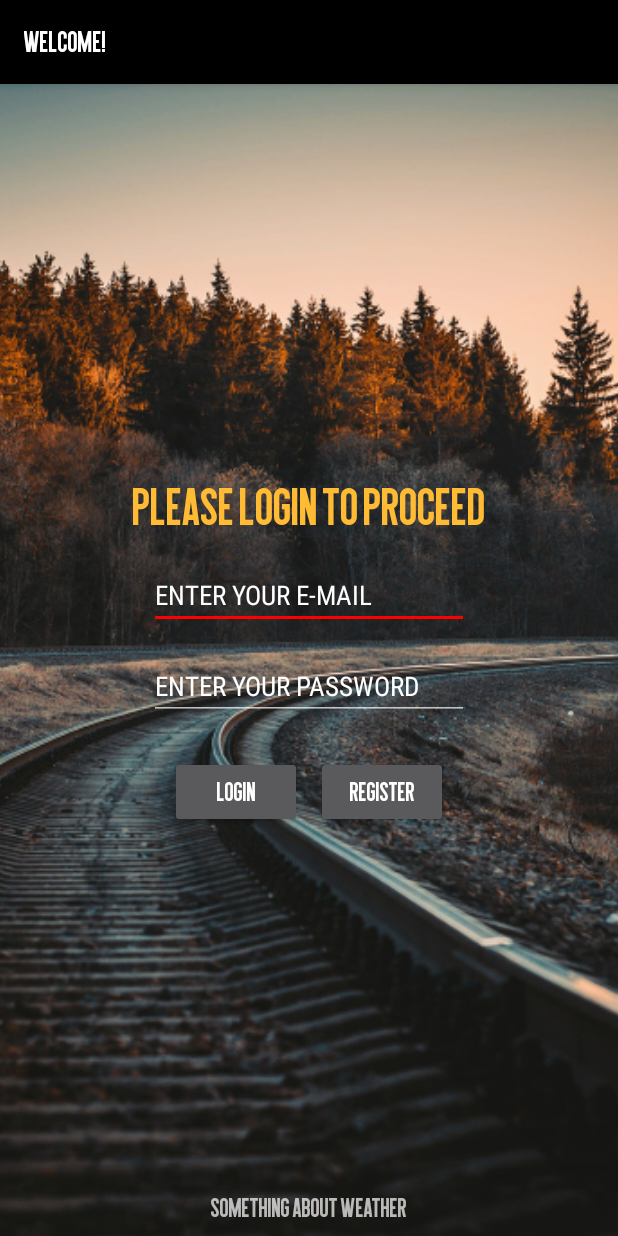
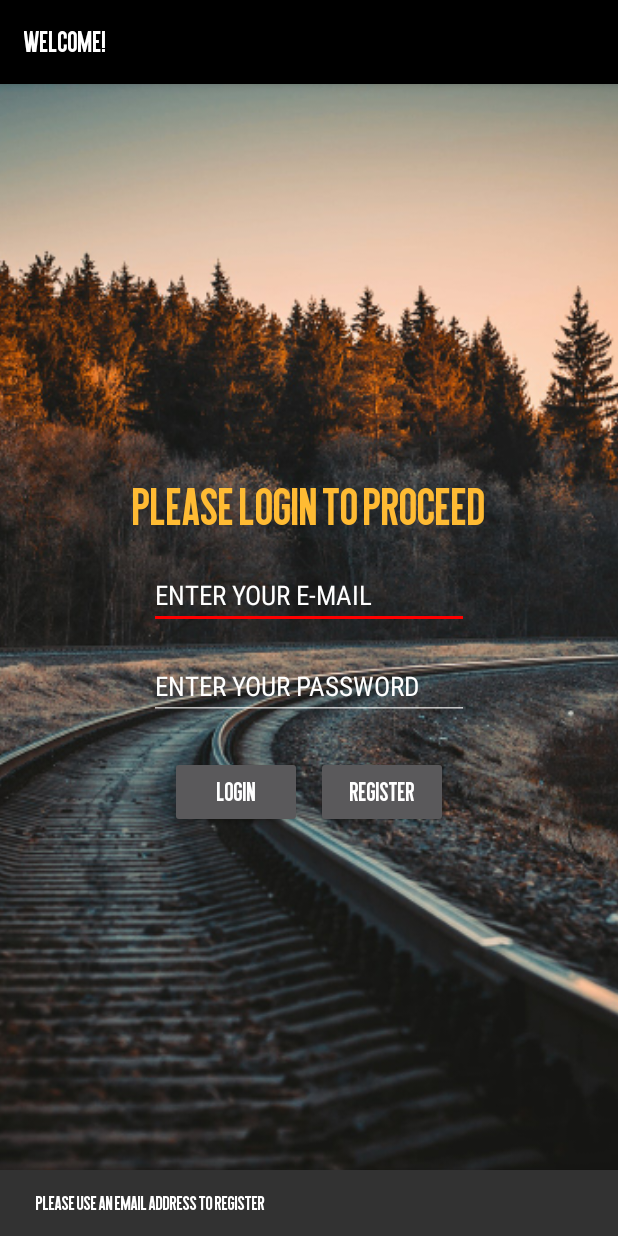
Before and after one commit to Gubbsy/SOFT254_Weather_App, an Android app: the screen it shows after launch (MainActivity), after a tap on "REGISTER", on a phone screen of 412 x 824 dp. Run offline under Robolectric (Android 15) with nearby library versions, the phone set to English and light mode, and no system bars; our stand-ins replace Firebase (no records; nobody signed in at launch, a user with empty details on screens opened directly); 1 other tap on this screen came first.

Commit message:
Lots of change
- Added Snackbar when logging in with wrong password and registering with invalid data
- Output different message when registering with existing account or non-email username
- Added error sound to be played on above situations

```diff
--- a/app/src/main/java/com/example/alee7/soft254_weather_app/frontend/MainActivity.java
+++ b/app/src/main/java/com/example/alee7/soft254_weather_app/frontend/MainActivity.java
@@ -21,6 +21,9 @@ import com.google.android.gms.tasks.OnCompleteListener;
 import com.google.android.gms.tasks.Task;
 import com.google.firebase.auth.AuthResult;
 import com.google.firebase.auth.FirebaseAuth;
+
+import java.util.regex.Matcher;
+import java.util.regex.Pattern;
 
 public class MainActivity extends AppCompatActivity implements View.OnClickListener{
 
@@ -81,9 +84,7 @@ public class MainActivity extends AppCompatActivity implements View.OnClickListe
         //Prevent crash due to submission with empty String of textEmail and textPsw
         try{
             (firebaseAuth.signInWithEmailAndPassword(textEmail.getText().toString().trim(), textPsw.getText().toString().trim()))
-                    .addOnCompleteListener(new OnCompleteListener<AuthResult>() {
-                        @Override
-                        public void onComplete(@NonNull Task<AuthResult> task) {
+                    .addOnCompleteListener(task -> {
 
                         //Close the Progress Dialog
                         progressDialog.dismiss();
@@ -91,7 +92,17 @@ public class MainActivity extends AppCompatActivity implements View.OnClickListe
                         //Switch activity once logged in successfully
                         if (task.isSuccessful()) {
                             startActivity(new Intent(MainActivity.this, LoggedInActivity.class));
-                            }
+                        }else{
+
+                            //play the error sound
+                            PlaySound(R.raw.error);
+
+                            //Play the shake animation on both EdteText
+                            textEmail.startAnimation(AnimationUtils.loadAnimation(MainActivity.this, R.anim.shake));
+                            textPsw.startAnimation(AnimationUtils.loadAnimation(MainActivity.this, R.anim.shake));
+
+                            //Make a Snackbar to notify user
+                            Snackbar.make(findViewById(android.R.id.content), R.string.wrongLogin, Snackbar.LENGTH_SHORT).show();
                         }
                     });
 
@@ -122,9 +133,7 @@ public class MainActivity extends AppCompatActivity implements View.OnClickListe
         //Prevent crash due to submission with empty String of textEmail and textPsw
         try{
             (firebaseAuth.createUserWithEmailAndPassword(textEmail.getText().toString().trim(), textPsw.getText().toString().trim()))
-                    .addOnCompleteListener(new OnCompleteListener<AuthResult>() {
-                        @Override
-                        public void onComplete(@NonNull Task<AuthResult> task) {
+                    .addOnCompleteListener(task -> {
 
                         //Close the Progress Dialog
                         progressDialog.dismiss();
@@ -136,7 +145,24 @@ public class MainActivity extends AppCompatActivity implements View.OnClickListe
 
                             //Switch to the next activity
                             startActivity(new Intent(MainActivity.this, MainActivity.class));
-                            }
+                        }else{
+
+                            //play the error sound
+                            PlaySound(R.raw.error);
+
+                            //Play the shake animation on both EdteText
+                            textEmail.startAnimation(AnimationUtils.loadAnimation(MainActivity.this, R.anim.shake));
+                            textPsw.startAnimation(AnimationUtils.loadAnimation(MainActivity.this, R.anim.shake));
+
+                            //Check whether user enters an email address
+                            if(isEmailValid(textEmail.getText().toString()))
+                            {
+                                //If yes, it's an existing email
+                                Snackbar.make(findViewById(android.R.id.content), R.string.wrongReg, Snackbar.LENGTH_SHORT).show();
+                            }else
+                                //If no, ask user to input an email address instead
+                                Snackbar.make(findViewById(android.R.id.content), R.string.notAnEmail, Snackbar.LENGTH_SHORT).show();
+
                         }
                     });
 
@@ -168,13 +194,17 @@ public class MainActivity extends AppCompatActivity implements View.OnClickListe
         mp.start();
 
         //Check when the audio ends
-        mp.setOnCompletionListener(new MediaPlayer.OnCompletionListener() {
-            @Override
-            public void onCompletion(MediaPlayer mp) {
+        mp.setOnCompletionListener(mp -> {
 
             //Release the MediaPlayer otherwise exception will occur
             mp.release();
-            }
         });
     }
+
+    public static boolean isEmailValid(String email) {
+        String expression = "^[\\w\\.-]+@([\\w\\-]+\\.)+[A-Z]{2,4}$";
+        Pattern pattern = Pattern.compile(expression, Pattern.CASE_INSENSITIVE);
+        Matcher matcher = pattern.matcher(email);
+        return matcher.matches();
     }
+}
--- a/app/src/main/res/values/strings.xml
+++ b/app/src/main/res/values/strings.xml
@@ -49,4 +49,7 @@
     <string name="loginText">Please login to proceed</string>
     <string name="appFullName">Something About Weather</string>
     <string name="emptyData">Please enter BOTH your email address and password!</string>
+    <string name="wrongLogin">Incorrect email or password, or account not exist</string>
+    <string name="wrongReg">Existing email, please use another one</string>
+    <string name="notAnEmail">Please use an email address to register</string>
 </resources>
```
Lines whose indentation alone changed are shown as unchanged.
